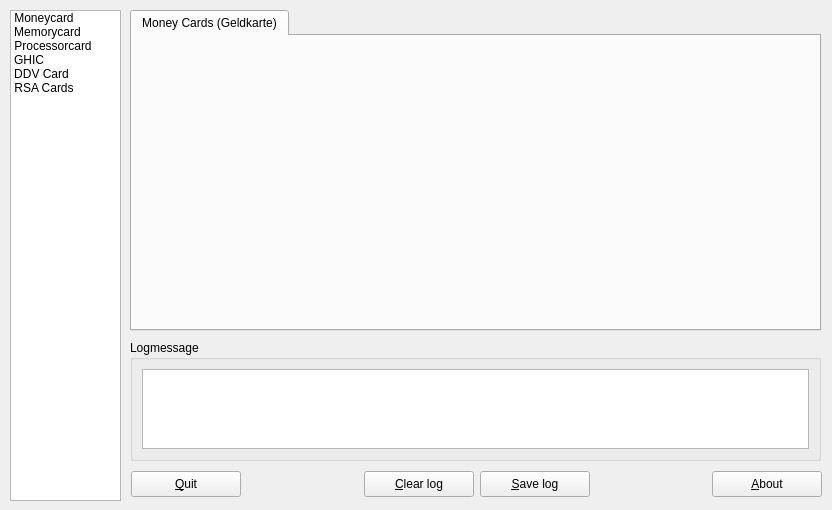
BackupTheBerlios/kcardreader-svn, file trunk/ui/qcardreader.ui: the form before one commit.
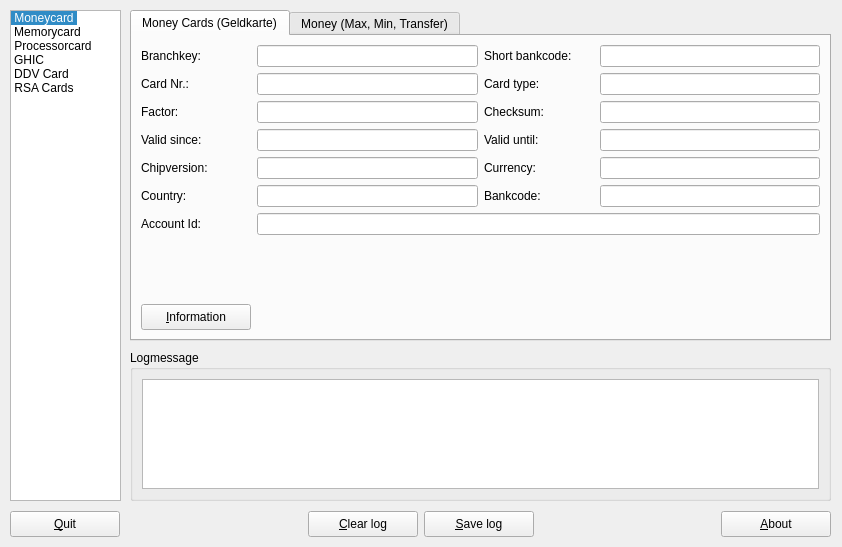
The form after the commit. The open tabs and pages were chosen to show the change. Icons and pictures are not drawn.

Commit message: * new XMLPreferences Class from OsDab project 	* fixed a small bug in XMLPreferences.cpp * you can now read the acc data from money card right. * you can now read the kvk data from kvk card right.

The edit to the form file:
```diff
--- a/trunk/ui/qcardreader.ui
+++ b/trunk/ui/qcardreader.ui
@@ -8,20 +8,20 @@
    <rect>
     <x>0</x>
     <y>0</y>
-    <width>832</width>
-    <height>510</height>
+    <width>842</width>
+    <height>547</height>
    </rect>
   </property>
   <property name="minimumSize" >
    <size>
-    <width>832</width>
-    <height>510</height>
+    <width>842</width>
+    <height>547</height>
    </size>
   </property>
   <property name="maximumSize" >
    <size>
-    <width>832</width>
-    <height>510</height>
+    <width>842</width>
+    <height>547</height>
    </size>
   </property>
   <property name="windowTitle" >
@@ -49,7 +49,7 @@
     <enum>QListView::IconMode</enum>
    </property>
    <property name="currentRow" >
-    <number>-1</number>
+    <number>0</number>
    </property>
    <item>
     <property name="text" >
@@ -103,9 +103,9 @@
   <widget class="QWidget" name="layoutWidget" >
    <property name="geometry" >
     <rect>
-     <x>131</x>
-     <y>470</y>
-     <width>691</width>
+     <x>10</x>
+     <y>510</y>
+     <width>821</width>
      <height>28</height>
     </rect>
    </property>
@@ -220,13 +220,37 @@
     </item>
    </layout>
   </widget>
+  <widget class="QGroupBox" name="groupBox" >
+   <property name="geometry" >
+    <rect>
+     <x>130</x>
+     <y>350</y>
+     <width>701</width>
+     <height>151</height>
+    </rect>
+   </property>
+   <property name="title" >
+    <string>Logmessage</string>
+   </property>
+   <layout class="QGridLayout" >
+    <property name="margin" >
+     <number>9</number>
+    </property>
+    <property name="spacing" >
+     <number>6</number>
+    </property>
+    <item row="0" column="0" >
+     <widget class="QListWidget" name="listWidgetLogMessage" />
+    </item>
+   </layout>
+  </widget>
   <widget class="QStackedWidget" name="stackedWidgetCards" >
    <property name="geometry" >
     <rect>
      <x>130</x>
      <y>10</y>
-     <width>691</width>
-     <height>321</height>
+     <width>701</width>
+     <height>331</height>
     </rect>
    </property>
    <property name="currentIndex" >
@@ -238,8 +262,8 @@
       <rect>
        <x>0</x>
        <y>0</y>
-       <width>691</width>
-       <height>321</height>
+       <width>701</width>
+       <height>331</height>
       </rect>
      </property>
      <property name="currentIndex" >
@@ -249,6 +273,761 @@
       <attribute name="title" >
        <string>Money Cards (Geldkarte)</string>
       </attribute>
+      <layout class="QGridLayout" >
+       <property name="margin" >
+        <number>9</number>
+       </property>
+       <property name="spacing" >
+        <number>6</number>
+       </property>
+       <item row="1" column="0" >
+        <spacer>
+         <property name="orientation" >
+          <enum>Qt::Vertical</enum>
+         </property>
+         <property name="sizeHint" >
+          <size>
+           <width>20</width>
+           <height>16</height>
+          </size>
+         </property>
+        </spacer>
+       </item>
+       <item row="0" column="0" >
+        <layout class="QGridLayout" >
+         <property name="margin" >
+          <number>0</number>
+         </property>
+         <property name="spacing" >
+          <number>6</number>
+         </property>
+         <item row="0" column="1" >
+          <layout class="QHBoxLayout" >
+           <property name="margin" >
+            <number>0</number>
+           </property>
+           <property name="spacing" >
+            <number>6</number>
+           </property>
+           <item>
+            <widget class="QLabel" name="label_24" >
+             <property name="minimumSize" >
+              <size>
+               <width>110</width>
+               <height>0</height>
+              </size>
+             </property>
+             <property name="maximumSize" >
+              <size>
+               <width>110</width>
+               <height>16777215</height>
+              </size>
+             </property>
+             <property name="text" >
+              <string>Short bankcode:</string>
+             </property>
+            </widget>
+           </item>
+           <item>
+            <widget class="QLineEdit" name="lineEditMoneyCardShortBankcode" >
+             <property name="cursor" >
+              <cursor>0</cursor>
+             </property>
+             <property name="readOnly" >
+              <bool>true</bool>
+             </property>
+            </widget>
+           </item>
+          </layout>
+         </item>
+         <item row="0" column="0" >
+          <layout class="QHBoxLayout" >
+           <property name="margin" >
+            <number>0</number>
+           </property>
+           <property name="spacing" >
+            <number>6</number>
+           </property>
+           <item>
+            <widget class="QLabel" name="label_14" >
+             <property name="minimumSize" >
+              <size>
+               <width>110</width>
+               <height>0</height>
+              </size>
+             </property>
+             <property name="maximumSize" >
+              <size>
+               <width>110</width>
+               <height>16777215</height>
+              </size>
+             </property>
+             <property name="text" >
+              <string>Branchkey:</string>
+             </property>
+            </widget>
+           </item>
+           <item>
+            <widget class="QLineEdit" name="lineEditMoneyCardBranchKey" >
+             <property name="cursor" >
+              <cursor>0</cursor>
+             </property>
+             <property name="readOnly" >
+              <bool>true</bool>
+             </property>
+            </widget>
+           </item>
+          </layout>
+         </item>
+         <item row="4" column="1" >
+          <layout class="QHBoxLayout" >
+           <property name="margin" >
+            <number>0</number>
+           </property>
+           <property name="spacing" >
+            <number>6</number>
+           </property>
+           <item>
+            <widget class="QLabel" name="label_22" >
+             <property name="minimumSize" >
+              <size>
+               <width>110</width>
+               <height>0</height>
+              </size>
+             </property>
+             <property name="maximumSize" >
+              <size>
+               <width>110</width>
+               <height>16777215</height>
+              </size>
+             </property>
+             <property name="text" >
+              <string>Currency:</string>
+             </property>
+            </widget>
+           </item>
+           <item>
+            <widget class="QLineEdit" name="lineEditMoneyCardCurrency" >
+             <property name="cursor" >
+              <cursor>0</cursor>
+             </property>
+             <property name="readOnly" >
+              <bool>true</bool>
+             </property>
+            </widget>
+           </item>
+          </layout>
+         </item>
+         <item row="1" column="0" >
+          <layout class="QHBoxLayout" >
+           <property name="margin" >
+            <number>0</number>
+           </property>
+           <property name="spacing" >
+            <number>6</number>
+           </property>
+           <item>
+            <widget class="QLabel" name="label_16" >
+             <property name="minimumSize" >
+              <size>
+               <width>110</width>
+               <height>0</height>
+              </size>
+             </property>
+             <property name="maximumSize" >
+              <size>
+               <width>110</width>
+               <height>16777215</height>
+              </size>
+             </property>
+             <property name="text" >
+              <string>Card Nr.:</string>
+             </property>
+            </widget>
+           </item>
+           <item>
+            <widget class="QLineEdit" name="lineEditMoneyCardCardNumber" >
+             <property name="cursor" >
+              <cursor>0</cursor>
+             </property>
+             <property name="readOnly" >
+              <bool>true</bool>
+             </property>
+            </widget>
+           </item>
+          </layout>
+         </item>
+         <item row="3" column="1" >
+          <layout class="QHBoxLayout" >
+           <property name="margin" >
+            <number>0</number>
+           </property>
+           <property name="spacing" >
+            <number>6</number>
+           </property>
+           <item>
+            <widget class="QLabel" name="label_20" >
+             <property name="minimumSize" >
+              <size>
+               <width>110</width>
+               <height>0</height>
+              </size>
+             </property>
+             <property name="maximumSize" >
+              <size>
+               <width>110</width>
+               <height>16777215</height>
+              </size>
+             </property>
+             <property name="text" >
+              <string>Valid until:</string>
+             </property>
+            </widget>
+           </item>
+           <item>
+            <widget class="QLineEdit" name="lineEditMoneyCardValidUntil" >
+             <property name="cursor" >
+              <cursor>0</cursor>
+             </property>
+             <property name="readOnly" >
+              <bool>true</bool>
+             </property>
+            </widget>
+           </item>
+          </layout>
+         </item>
+         <item row="1" column="1" >
+          <layout class="QHBoxLayout" >
+           <property name="margin" >
+            <number>0</number>
+           </property>
+           <property name="spacing" >
+            <number>6</number>
+           </property>
+           <item>
+            <widget class="QLabel" name="label_29" >
+             <property name="minimumSize" >
+              <size>
+               <width>110</width>
+               <height>0</height>
+              </size>
+             </property>
+             <property name="maximumSize" >
+              <size>
+               <width>110</width>
+               <height>16777215</height>
+              </size>
+             </property>
+             <property name="text" >
+              <string>Card type:</string>
+             </property>
+            </widget>
+           </item>
+           <item>
+            <widget class="QLineEdit" name="lineEditMoneyCardCardType" >
+             <property name="cursor" >
+              <cursor>0</cursor>
+             </property>
+             <property name="readOnly" >
+              <bool>true</bool>
+             </property>
+            </widget>
+           </item>
+          </layout>
+         </item>
+         <item row="5" column="0" >
+          <layout class="QHBoxLayout" >
+           <property name="margin" >
+            <number>0</number>
+           </property>
+           <property name="spacing" >
+            <number>6</number>
+           </property>
+           <item>
+            <widget class="QLabel" name="label_17" >
+             <property name="minimumSize" >
+              <size>
+               <width>110</width>
+               <height>0</height>
+              </size>
+             </property>
+             <property name="maximumSize" >
+              <size>
+               <width>110</width>
+               <height>16777215</height>
+              </size>
+             </property>
+             <property name="text" >
+              <string>Country:</string>
+             </property>
+            </widget>
+           </item>
+           <item>
+            <widget class="QLineEdit" name="lineEditMoneyCardCountry" >
+             <property name="cursor" >
+              <cursor>0</cursor>
+             </property>
+             <property name="readOnly" >
+              <bool>true</bool>
+             </property>
+            </widget>
+           </item>
+          </layout>
+         </item>
+         <item row="2" column="0" >
+          <layout class="QHBoxLayout" >
+           <property name="margin" >
+            <number>0</number>
+           </property>
+           <property name="spacing" >
+            <number>6</number>
+           </property>
+           <item>
+            <widget class="QLabel" name="label_19" >
+             <property name="minimumSize" >
+              <size>
+               <width>110</width>
+               <height>0</height>
+              </size>
+             </property>
+             <property name="maximumSize" >
+              <size>
+               <width>110</width>
+               <height>16777215</height>
+              </size>
+             </property>
+             <property name="text" >
+              <string>Factor:</string>
+             </property>
+            </widget>
+           </item>
+           <item>
+            <widget class="QLineEdit" name="lineEditMoneyCardFactor" >
+             <property name="cursor" >
+              <cursor>0</cursor>
+             </property>
+             <property name="readOnly" >
+              <bool>true</bool>
+             </property>
+            </widget>
+           </item>
+          </layout>
+         </item>
+         <item row="5" column="1" >
+          <layout class="QHBoxLayout" >
+           <property name="margin" >
+            <number>0</number>
+           </property>
+           <property name="spacing" >
+            <number>6</number>
+           </property>
+           <item>
+            <widget class="QLabel" name="label_30" >
+             <property name="minimumSize" >
+              <size>
+               <width>110</width>
+               <height>0</height>
+              </size>
+             </property>
+             <property name="maximumSize" >
+              <size>
+               <width>110</width>
+               <height>16777215</height>
+              </size>
+             </property>
+             <property name="text" >
+              <string>Bankcode:</string>
+             </property>
+            </widget>
+           </item>
+           <item>
+            <widget class="QLineEdit" name="lineEditMoneyCardBankCode" >
+             <property name="cursor" >
+              <cursor>0</cursor>
+             </property>
+             <property name="readOnly" >
+              <bool>true</bool>
+             </property>
+            </widget>
+           </item>
+          </layout>
+         </item>
+         <item row="3" column="0" >
+          <layout class="QHBoxLayout" >
+           <property name="margin" >
+            <number>0</number>
+           </property>
+           <property name="spacing" >
+            <number>6</number>
+           </property>
+           <item>
+            <widget class="QLabel" name="label_18" >
+             <property name="minimumSize" >
+              <size>
+               <width>110</width>
+               <height>0</height>
+              </size>
+             </property>
+             <property name="maximumSize" >
+              <size>
+               <width>110</width>
+               <height>16777215</height>
+              </size>
+             </property>
+             <property name="text" >
+              <string>Valid since:</string>
+             </property>
+            </widget>
+           </item>
+           <item>
+            <widget class="QLineEdit" name="lineEditMoneyCardValidSince" >
+             <property name="cursor" >
+              <cursor>0</cursor>
+             </property>
+             <property name="readOnly" >
+              <bool>true</bool>
+             </property>
+            </widget>
+           </item>
+          </layout>
+         </item>
+         <item row="2" column="1" >
+          <layout class="QHBoxLayout" >
+           <property name="margin" >
+            <number>0</number>
+           </property>
+           <property name="spacing" >
+            <number>6</number>
+           </property>
+           <item>
+            <widget class="QLabel" name="label_21" >
+             <property name="minimumSize" >
+              <size>
+               <width>110</width>
+               <height>0</height>
+              </size>
+             </property>
+             <property name="maximumSize" >
+              <size>
+               <width>110</width>
+               <height>16777215</height>
+              </size>
+             </property>
+             <property name="text" >
+              <string>Checksum:</string>
+             </property>
+            </widget>
+           </item>
+           <item>
+            <widget class="QLineEdit" name="lineEditMoneyCardCheckSum" >
+             <property name="cursor" >
+              <cursor>0</cursor>
+             </property>
+             <property name="readOnly" >
+              <bool>true</bool>
+             </property>
+            </widget>
+           </item>
+          </layout>
+         </item>
+         <item row="6" column="0" colspan="2" >
+          <layout class="QHBoxLayout" >
+           <property name="margin" >
+            <number>0</number>
+           </property>
+           <property name="spacing" >
+            <number>6</number>
+           </property>
+           <item>
+            <widget class="QLabel" name="label_28" >
+             <property name="minimumSize" >
+              <size>
+               <width>110</width>
+               <height>0</height>
+              </size>
+             </property>
+             <property name="maximumSize" >
+              <size>
+               <width>110</width>
+               <height>16777215</height>
+              </size>
+             </property>
+             <property name="text" >
+              <string>Account Id:</string>
+             </property>
+            </widget>
+           </item>
+           <item>
+            <widget class="QLineEdit" name="lineEditMoneyCardAccountId" >
+             <property name="cursor" >
+              <cursor>0</cursor>
+             </property>
+             <property name="readOnly" >
+              <bool>true</bool>
+             </property>
+            </widget>
+           </item>
+          </layout>
+         </item>
+         <item row="4" column="0" >
+          <layout class="QHBoxLayout" >
+           <property name="margin" >
+            <number>0</number>
+           </property>
+           <property name="spacing" >
+            <number>6</number>
+           </property>
+           <item>
+            <widget class="QLabel" name="label_23" >
+             <property name="minimumSize" >
+              <size>
+               <width>110</width>
+               <height>0</height>
+              </size>
+             </property>
+             <property name="maximumSize" >
+              <size>
+               <width>110</width>
+               <height>16777215</height>
+              </size>
+             </property>
+             <property name="text" >
+              <string>Chipversion:</string>
+             </property>
+            </widget>
+           </item>
+           <item>
+            <widget class="QLineEdit" name="lineEditMoneyCardChipVersion" >
+             <property name="cursor" >
+              <cursor>0</cursor>
+             </property>
+             <property name="readOnly" >
+              <bool>true</bool>
+             </property>
+            </widget>
+           </item>
+          </layout>
+         </item>
+        </layout>
+       </item>
+       <item row="2" column="0" >
+        <layout class="QHBoxLayout" >
+         <property name="margin" >
+          <number>0</number>
+         </property>
+         <property name="spacing" >
+          <number>6</number>
+         </property>
+         <item>
+          <widget class="QPushButton" name="btnMoneyCardInfo" >
+           <property name="minimumSize" >
+            <size>
+             <width>110</width>
+             <height>26</height>
+            </size>
+           </property>
+           <property name="maximumSize" >
+            <size>
+             <width>110</width>
+             <height>26</height>
+            </size>
+           </property>
+           <property name="text" >
+            <string>&amp;Information</string>
+           </property>
+          </widget>
+         </item>
+         <item>
+          <spacer>
+           <property name="orientation" >
+            <enum>Qt::Horizontal</enum>
+           </property>
+           <property name="sizeHint" >
+            <size>
+             <width>381</width>
+             <height>20</height>
+            </size>
+           </property>
+          </spacer>
+         </item>
+        </layout>
+       </item>
+      </layout>
+     </widget>
+     <widget class="QWidget" name="tabMoneyLoad" >
+      <attribute name="title" >
+       <string>Money (Max, Min, Transfer)</string>
+      </attribute>
+      <layout class="QGridLayout" >
+       <property name="margin" >
+        <number>9</number>
+       </property>
+       <property name="spacing" >
+        <number>6</number>
+       </property>
+       <item row="0" column="0" >
+        <layout class="QHBoxLayout" >
+         <property name="margin" >
+          <number>0</number>
+         </property>
+         <property name="spacing" >
+          <number>6</number>
+         </property>
+         <item>
+          <widget class="QLabel" name="label_26" >
+           <property name="minimumSize" >
+            <size>
+             <width>110</width>
+             <height>0</height>
+            </size>
+           </property>
+           <property name="maximumSize" >
+            <size>
+             <width>110</width>
+             <height>16777215</height>
+            </size>
+           </property>
+           <property name="text" >
+            <string>Current money:</string>
+           </property>
+          </widget>
+         </item>
+         <item>
+          <widget class="QLineEdit" name="lineEditMoneyCardMinLoaded" >
+           <property name="cursor" >
+            <cursor>0</cursor>
+           </property>
+           <property name="readOnly" >
+            <bool>true</bool>
+           </property>
+          </widget>
+         </item>
+        </layout>
+       </item>
+       <item row="1" column="0" >
+        <layout class="QHBoxLayout" >
+         <property name="margin" >
+          <number>0</number>
+         </property>
+         <property name="spacing" >
+          <number>6</number>
+         </property>
+         <item>
+          <widget class="QLabel" name="label_25" >
+           <property name="minimumSize" >
+            <size>
+             <width>110</width>
+             <height>0</height>
+            </size>
+           </property>
+           <property name="maximumSize" >
+            <size>
+             <width>110</width>
+             <height>16777215</height>
+            </size>
+           </property>
+           <property name="text" >
+            <string>Max. money:</string>
+           </property>
+          </widget>
+         </item>
+         <item>
+          <widget class="QLineEdit" name="lineEditMoneyCardMaxLoaded" >
+           <property name="cursor" >
+            <cursor>0</cursor>
+           </property>
+           <property name="readOnly" >
+            <bool>true</bool>
+           </property>
+          </widget>
+         </item>
+        </layout>
+       </item>
+       <item row="2" column="0" >
+        <layout class="QHBoxLayout" >
+         <property name="margin" >
+          <number>0</number>
+         </property>
+         <property name="spacing" >
+          <number>6</number>
+         </property>
+         <item>
+          <widget class="QLabel" name="label_27" >
+           <property name="minimumSize" >
+            <size>
+             <width>110</width>
+             <height>0</height>
+            </size>
+           </property>
+           <property name="maximumSize" >
+            <size>
+             <width>110</width>
+             <height>16777215</height>
+            </size>
+           </property>
+           <property name="text" >
+            <string>Max. transfer:</string>
+           </property>
+          </widget>
+         </item>
+         <item>
+          <widget class="QLineEdit" name="lineEditMoneyCardMaxTransfer" >
+           <property name="cursor" >
+            <cursor>0</cursor>
+           </property>
+           <property name="readOnly" >
+            <bool>true</bool>
+           </property>
+          </widget>
+         </item>
+        </layout>
+       </item>
+       <item row="3" column="0" >
+        <widget class="QTreeWidget" name="treeWidget" />
+       </item>
+       <item row="4" column="0" >
+        <layout class="QHBoxLayout" >
+         <property name="margin" >
+          <number>0</number>
+         </property>
+         <property name="spacing" >
+          <number>6</number>
+         </property>
+         <item>
+          <widget class="QPushButton" name="btnMoneyCardLoad" >
+           <property name="minimumSize" >
+            <size>
+             <width>110</width>
+             <height>26</height>
+            </size>
+           </property>
+           <property name="maximumSize" >
+            <size>
+             <width>110</width>
+             <height>26</height>
+            </size>
+           </property>
+           <property name="text" >
+            <string>&amp;Moneytransfer</string>
+           </property>
+          </widget>
+         </item>
+         <item>
+          <spacer>
+           <property name="orientation" >
+            <enum>Qt::Horizontal</enum>
+           </property>
+           <property name="sizeHint" >
+            <size>
+             <width>691</width>
+             <height>20</height>
+            </size>
+           </property>
+          </spacer>
+         </item>
+        </layout>
+       </item>
+      </layout>
      </widget>
     </widget>
    </widget>
@@ -944,30 +1723,6 @@
     </widget>
    </widget>
   </widget>
-  <widget class="QGroupBox" name="groupBox" >
-   <property name="geometry" >
-    <rect>
-     <x>130</x>
-     <y>340</y>
-     <width>691</width>
-     <height>121</height>
-    </rect>
-   </property>
-   <property name="title" >
-    <string>Logmessage</string>
-   </property>
-   <layout class="QGridLayout" >
-    <property name="margin" >
-     <number>9</number>
-    </property>
-    <property name="spacing" >
-     <number>6</number>
-    </property>
-    <item row="0" column="0" >
-     <widget class="QListWidget" name="listWidgetLogMessage" />
-    </item>
-   </layout>
-  </widget>
  </widget>
  <pixmapfunction></pixmapfunction>
  <tabstops>
```
Left out of the diff: 68 changed lines with no effect on the pictures. The commit also changes 15 other files.
